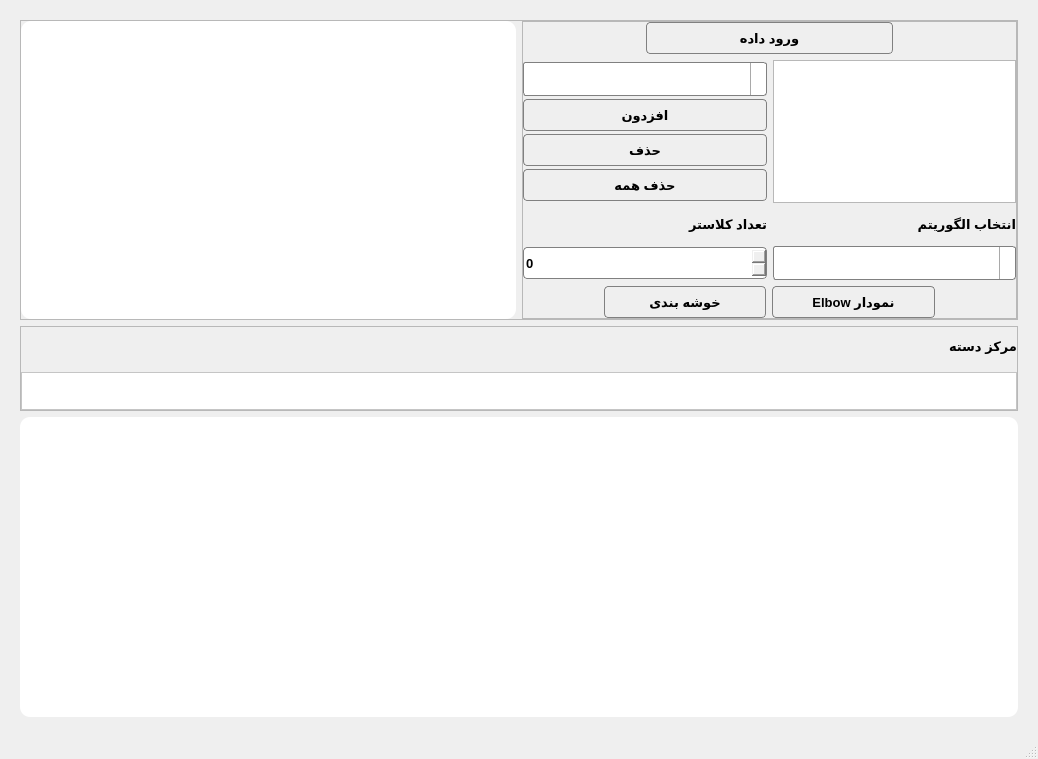
Above: UI/clustring_interface.ui from mahyad55/ghesta_credit_scoring before the change. Below: the same form after it.
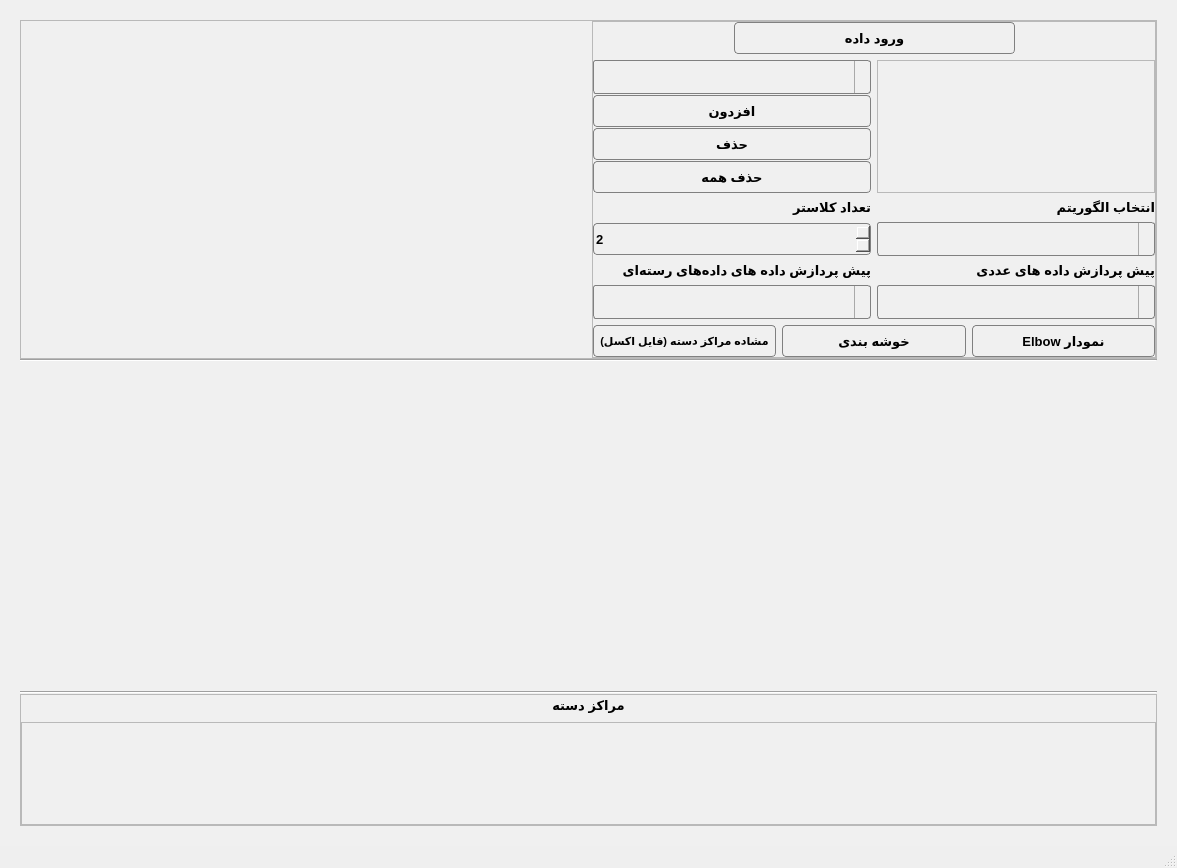
That is the form after the change. Icons and pictures are not drawn.

Diff of the .ui file:
```diff
--- a/UI/clustring_interface.ui
+++ b/UI/clustring_interface.ui
@@ -6,15 +6,21 @@
    <rect>
     <x>0</x>
     <y>0</y>
-    <width>1038</width>
-    <height>759</height>
+    <width>1177</width>
+    <height>868</height>
    </rect>
   </property>
   <property name="windowTitle">
    <string>GhestaClustring</string>
   </property>
   <widget class="QWidget" name="centralwidget">
-   <layout class="QVBoxLayout" name="verticalLayout" stretch="7,2,7">
+   <property name="styleSheet">
+    <string notr="true">background-color: rgb(240, 240, 240);</string>
+   </property>
+   <layout class="QVBoxLayout" name="verticalLayout" stretch="5,0,5,0,2">
+    <property name="spacing">
+     <number>0</number>
+    </property>
     <property name="leftMargin">
      <number>20</number>
     </property>
@@ -28,7 +34,7 @@
      <number>20</number>
     </property>
     <item>
-     <widget class="QFrame" name="frame">
+     <widget class="QFrame" name="parameterelbow_frame">
       <property name="frameShape">
        <enum>QFrame::StyledPanel</enum>
       </property>
@@ -51,7 +57,7 @@
        <item>
         <widget class="QFrame" name="frame_3">
          <property name="styleSheet">
-          <string notr="true">background-color: rgb(255, 255, 255);
+          <string notr="true">background-color: #f0f0f0;
 border-radius: 10px;</string>
          </property>
          <property name="frameShape">
@@ -60,7 +66,10 @@
          <property name="frameShadow">
           <enum>QFrame::Raised</enum>
          </property>
-         <layout class="QHBoxLayout" name="horizontalLayout_4">
+         <layout class="QVBoxLayout" name="verticalLayout_8">
+          <property name="spacing">
+           <number>0</number>
+          </property>
           <property name="leftMargin">
            <number>0</number>
           </property>
@@ -81,6 +90,12 @@
        </item>
        <item>
         <widget class="QFrame" name="frame_2">
+         <property name="maximumSize">
+          <size>
+           <width>600</width>
+           <height>400</height>
+          </size>
+         </property>
          <property name="frameShape">
           <enum>QFrame::StyledPanel</enum>
          </property>
@@ -126,6 +141,9 @@
                   <bold>true</bold>
                  </font>
                 </property>
+                <property name="cursor">
+                 <cursorShape>PointingHandCursor</cursorShape>
+                </property>
                 <property name="styleSheet">
                  <string notr="true">QPushButton {
     border: 1px solid gray;
@@ -241,6 +259,9 @@
                     <bold>true</bold>
                    </font>
                   </property>
+                  <property name="cursor">
+                   <cursorShape>PointingHandCursor</cursorShape>
+                  </property>
                   <property name="styleSheet">
                    <string notr="true">QPushButton {
     border: 1px solid gray;
@@ -278,6 +299,9 @@
                     <bold>true</bold>
                    </font>
                   </property>
+                  <property name="cursor">
+                   <cursorShape>PointingHandCursor</cursorShape>
+                  </property>
                   <property name="styleSheet">
                    <string notr="true">QPushButton {
     border: 1px solid gray;
@@ -315,6 +339,9 @@
                     <bold>true</bold>
                    </font>
                   </property>
+                  <property name="cursor">
+                   <cursorShape>PointingHandCursor</cursorShape>
+                  </property>
                   <property name="styleSheet">
                    <string notr="true">QPushButton {
     border: 1px solid gray;
@@ -352,20 +379,6 @@
             </item>
             <item>
              <layout class="QGridLayout" name="gridLayout">
-              <item row="0" column="0">
-               <widget class="QLabel" name="label_2">
-                <property name="font">
-                 <font>
-                  <pointsize>10</pointsize>
-                  <weight>75</weight>
-                  <bold>true</bold>
-                 </font>
-                </property>
-                <property name="text">
-                 <string>تعداد کلاستر</string>
-                </property>
-               </widget>
-              </item>
               <item row="0" column="1">
                <widget class="QLabel" name="label_3">
                 <property name="font">
@@ -380,8 +393,8 @@
                 </property>
                </widget>
               </item>
-              <item row="1" column="1">
-               <widget class="QComboBox" name="comboBox_cluster_method">
+              <item row="0" column="0">
+               <widget class="QLabel" name="label_2">
                 <property name="font">
                  <font>
                   <pointsize>10</pointsize>
@@ -389,57 +402,8 @@
                   <bold>true</bold>
                  </font>
                 </property>
-                <property name="styleSheet">
-                 <string notr="true">QComboBox {
-    border: 1px solid gray;
-    border-radius: 3px;
-    padding: 1px 18px 1px 3px;
-    min-width: 6em;
-min-height:30px;
-}
-
-QComboBox:editable {
-    background: white;
-}
-
-QComboBox:!editable, QComboBox::drop-down:editable {
-     background: qlineargradient(x1: 0, y1: 0, x2: 0, y2: 1,
-                                 stop: 0 #E1E1E1, stop: 0.4 #DDDDDD,
-                                 stop: 0.5 #D8D8D8, stop: 1.0 #D3D3D3);
-}
-
-/* QComboBox gets the &quot;on&quot; state when the popup is open */
-QComboBox:!editable:on, QComboBox::drop-down:editable:on {
-    background: qlineargradient(x1: 0, y1: 0, x2: 0, y2: 1,
-                                stop: 0 #D3D3D3, stop: 0.4 #D8D8D8,
-                                stop: 0.5 #DDDDDD, stop: 1.0 #E1E1E1);
-}
-
-QComboBox:on { /* shift the text when the popup opens */
-    padding-top: 3px;
-    padding-left: 4px;
-}
-
-QComboBox::drop-down {
-    subcontrol-origin: padding;
-    subcontrol-position: top right;
-    width: 15px;
-
-    border-left-width: 1px;
-    border-left-color: darkgray;
-    border-left-style: solid; /* just a single line */
-    border-top-right-radius: 3px; /* same radius as the QComboBox */
-    border-bottom-right-radius: 3px;
-}
-
-QComboBox::down-arrow {
-    image: url(/usr/share/icons/crystalsvg/16x16/actions/1downarrow.png);
-}
-
-QComboBox::down-arrow:on { /* shift the arrow when popup is open */
-    top: 1px;
-    left: 1px;
-}</string>
+                <property name="text">
+                 <string>تعداد کلاستر</string>
                 </property>
                </widget>
               </item>
@@ -462,27 +426,277 @@
 	min-height:30px;
 }</string>
                 </property>
+                <property name="minimum">
+                 <number>1</number>
+                </property>
+                <property name="value">
+                 <number>2</number>
+                </property>
+               </widget>
+              </item>
+              <item row="1" column="1">
+               <widget class="QComboBox" name="comboBox_cluster_method">
+                <property name="font">
+                 <font>
+                  <pointsize>10</pointsize>
+                  <weight>75</weight>
+                  <bold>true</bold>
+                 </font>
+                </property>
+                <property name="styleSheet">
+                 <string notr="true">QComboBox {
+    border: 1px solid gray;
+    border-radius: 3px;
+    padding: 1px 18px 1px 3px;
+    min-width: 6em;
+min-height:30px;
+}
+
+QComboBox:editable {
+    background: white;
+}
+
+QComboBox:!editable, QComboBox::drop-down:editable {
+     background: qlineargradient(x1: 0, y1: 0, x2: 0, y2: 1,
+                                 stop: 0 #E1E1E1, stop: 0.4 #DDDDDD,
+                                 stop: 0.5 #D8D8D8, stop: 1.0 #D3D3D3);
+}
+
+/* QComboBox gets the &quot;on&quot; state when the popup is open */
+QComboBox:!editable:on, QComboBox::drop-down:editable:on {
+    background: qlineargradient(x1: 0, y1: 0, x2: 0, y2: 1,
+                                stop: 0 #D3D3D3, stop: 0.4 #D8D8D8,
+                                stop: 0.5 #DDDDDD, stop: 1.0 #E1E1E1);
+}
+
+QComboBox:on { /* shift the text when the popup opens */
+    padding-top: 3px;
+    padding-left: 4px;
+}
+
+QComboBox::drop-down {
+    subcontrol-origin: padding;
+    subcontrol-position: top right;
+    width: 15px;
+
+    border-left-width: 1px;
+    border-left-color: darkgray;
+    border-left-style: solid; /* just a single line */
+    border-top-right-radius: 3px; /* same radius as the QComboBox */
+    border-bottom-right-radius: 3px;
+}
+
+QComboBox::down-arrow {
+    image: url(/usr/share/icons/crystalsvg/16x16/actions/1downarrow.png);
+}
+
+QComboBox::down-arrow:on { /* shift the arrow when popup is open */
+    top: 1px;
+    left: 1px;
+}</string>
+                </property>
+               </widget>
+              </item>
+              <item row="3" column="1">
+               <widget class="QComboBox" name="comboBox_numeric">
+                <property name="font">
+                 <font>
+                  <pointsize>10</pointsize>
+                  <weight>75</weight>
+                  <bold>true</bold>
+                 </font>
+                </property>
+                <property name="styleSheet">
+                 <string notr="true">QComboBox {
+    border: 1px solid gray;
+    border-radius: 3px;
+    padding: 1px 18px 1px 3px;
+    min-width: 6em;
+min-height:30px;
+}
+
+QComboBox:editable {
+    background: white;
+}
+
+QComboBox:!editable, QComboBox::drop-down:editable {
+     background: qlineargradient(x1: 0, y1: 0, x2: 0, y2: 1,
+                                 stop: 0 #E1E1E1, stop: 0.4 #DDDDDD,
+                                 stop: 0.5 #D8D8D8, stop: 1.0 #D3D3D3);
+}
+
+/* QComboBox gets the &quot;on&quot; state when the popup is open */
+QComboBox:!editable:on, QComboBox::drop-down:editable:on {
+    background: qlineargradient(x1: 0, y1: 0, x2: 0, y2: 1,
+                                stop: 0 #D3D3D3, stop: 0.4 #D8D8D8,
+                                stop: 0.5 #DDDDDD, stop: 1.0 #E1E1E1);
+}
+
+QComboBox:on { /* shift the text when the popup opens */
+    padding-top: 3px;
+    padding-left: 4px;
+}
+
+QComboBox::drop-down {
+    subcontrol-origin: padding;
+    subcontrol-position: top right;
+    width: 15px;
+
+    border-left-width: 1px;
+    border-left-color: darkgray;
+    border-left-style: solid; /* just a single line */
+    border-top-right-radius: 3px; /* same radius as the QComboBox */
+    border-bottom-right-radius: 3px;
+}
+
+QComboBox::down-arrow {
+    image: url(/usr/share/icons/crystalsvg/16x16/actions/1downarrow.png);
+}
+
+QComboBox::down-arrow:on { /* shift the arrow when popup is open */
+    top: 1px;
+    left: 1px;
+}</string>
+                </property>
+               </widget>
+              </item>
+              <item row="2" column="1">
+               <widget class="QLabel" name="label_4">
+                <property name="font">
+                 <font>
+                  <pointsize>10</pointsize>
+                  <weight>75</weight>
+                  <bold>true</bold>
+                 </font>
+                </property>
+                <property name="text">
+                 <string>پیش پردازش داده های عددی</string>
+                </property>
+               </widget>
+              </item>
+              <item row="2" column="0">
+               <widget class="QLabel" name="label_5">
+                <property name="font">
+                 <font>
+                  <pointsize>10</pointsize>
+                  <weight>75</weight>
+                  <bold>true</bold>
+                 </font>
+                </property>
+                <property name="text">
+                 <string>پیش پردازش داده های داده‌های رسته‌ای</string>
+                </property>
+               </widget>
+              </item>
+              <item row="3" column="0">
+               <widget class="QComboBox" name="comboBox_categorical">
+                <property name="font">
+                 <font>
+                  <pointsize>10</pointsize>
+                  <weight>75</weight>
+                  <bold>true</bold>
+                 </font>
+                </property>
+                <property name="styleSheet">
+                 <string notr="true">QComboBox {
+    border: 1px solid gray;
+    border-radius: 3px;
+    padding: 1px 18px 1px 3px;
+    min-width: 6em;
+min-height:30px;
+}
+
+QComboBox:editable {
+    background: white;
+}
+
+QComboBox:!editable, QComboBox::drop-down:editable {
+     background: qlineargradient(x1: 0, y1: 0, x2: 0, y2: 1,
+                                 stop: 0 #E1E1E1, stop: 0.4 #DDDDDD,
+                                 stop: 0.5 #D8D8D8, stop: 1.0 #D3D3D3);
+}
+
+/* QComboBox gets the &quot;on&quot; state when the popup is open */
+QComboBox:!editable:on, QComboBox::drop-down:editable:on {
+    background: qlineargradient(x1: 0, y1: 0, x2: 0, y2: 1,
+                                stop: 0 #D3D3D3, stop: 0.4 #D8D8D8,
+                                stop: 0.5 #DDDDDD, stop: 1.0 #E1E1E1);
+}
+
+QComboBox:on { /* shift the text when the popup opens */
+    padding-top: 3px;
+    padding-left: 4px;
+}
+
+QComboBox::drop-down {
+    subcontrol-origin: padding;
+    subcontrol-position: top right;
+    width: 15px;
+
+    border-left-width: 1px;
+    border-left-color: darkgray;
+    border-left-style: solid; /* just a single line */
+    border-top-right-radius: 3px; /* same radius as the QComboBox */
+    border-bottom-right-radius: 3px;
+}
+
+QComboBox::down-arrow {
+    image: url(/usr/share/icons/crystalsvg/16x16/actions/1downarrow.png);
+}
+
+QComboBox::down-arrow:on { /* shift the arrow when popup is open */
+    top: 1px;
+    left: 1px;
+}</string>
+                </property>
                </widget>
               </item>
              </layout>
             </item>
             <item>
-             <layout class="QHBoxLayout" name="horizontalLayout_5" stretch="1,2,2,1">
+             <layout class="QHBoxLayout" name="horizontalLayout_5" stretch="2,2,2">
               <item>
-               <spacer name="horizontalSpacer_3">
-                <property name="orientation">
-                 <enum>Qt::Horizontal</enum>
+               <widget class="QPushButton" name="pushButton_export_centers">
+                <property name="font">
+                 <font>
+                  <pointsize>8</pointsize>
+                  <weight>75</weight>
+                  <bold>true</bold>
+                 </font>
                 </property>
-                <property name="sizeHint" stdset="0">
-                 <size>
-                  <width>40</width>
-                  <height>20</height>
-                 </size>
+                <property name="cursor">
+                 <cursorShape>PointingHandCursor</cursorShape>
                 </property>
-               </spacer>
+                <property name="styleSheet">
+                 <string notr="true">QPushButton {
+    border: 1px solid gray;
+    border-radius: 4px;
+    background-color: qlineargradient(x1: 0, y1: 0, x2: 0, y2: 1,
+                                      stop: 0 #f6f7fa, stop: 1 #dadbde);
+    min-width: 80px;
+	min-height:30px;
+}
+
+QPushButton:pressed {
+    background-color: qlineargradient(x1: 0, y1: 0, x2: 0, y2: 1,
+                                      stop: 0 #dadbde, stop: 1 #f6f7fa);
+}
+
+QPushButton:flat {
+    border: none; /* no border for a flat push button */
+}
+
+QPushButton:default {
+    border-color: navy; /* make the default button prominent */
+}</string>
+                </property>
+                <property name="text">
+                 <string>مشاده مراکز دسته (فایل اکسل)</string>
+                </property>
+               </widget>
               </item>
               <item>
-               <widget class="QPushButton" name="pushButton_import_2">
+               <widget class="QPushButton" name="pushButton_clustring">
                 <property name="font">
                  <font>
                   <pointsize>10</pointsize>
@@ -490,6 +704,9 @@
                   <bold>true</bold>
                  </font>
                 </property>
+                <property name="cursor">
+                 <cursorShape>PointingHandCursor</cursorShape>
+                </property>
                 <property name="styleSheet">
                  <string notr="true">QPushButton {
     border: 1px solid gray;
@@ -519,7 +736,7 @@
                </widget>
               </item>
               <item>
-               <widget class="QPushButton" name="pushButton_import_3">
+               <widget class="QPushButton" name="pushButton_Elbow">
                 <property name="font">
                  <font>
                   <pointsize>10</pointsize>
@@ -527,6 +744,9 @@
                   <bold>true</bold>
                  </font>
                 </property>
+                <property name="cursor">
+                 <cursorShape>PointingHandCursor</cursorShape>
+                </property>
                 <property name="styleSheet">
                  <string notr="true">QPushButton {
     border: 1px solid gray;
@@ -555,19 +775,6 @@
                 </property>
                </widget>
               </item>
-              <item>
-               <spacer name="horizontalSpacer_4">
-                <property name="orientation">
-                 <enum>Qt::Horizontal</enum>
-                </property>
-                <property name="sizeHint" stdset="0">
-                 <size>
-                  <width>40</width>
-                  <height>20</height>
-                 </size>
-                </property>
-               </spacer>
-              </item>
              </layout>
             </item>
            </layout>
@@ -579,14 +786,25 @@
      </widget>
     </item>
     <item>
-     <widget class="QFrame" name="frame_4">
+     <widget class="Line" name="line">
+      <property name="orientation">
+       <enum>Qt::Horizontal</enum>
+      </property>
+     </widget>
+    </item>
+    <item>
+     <widget class="QFrame" name="cluster_frame">
+      <property name="styleSheet">
+       <string notr="true">background-color:#f0f0f0;
+border-radius: 10px;</string>
+      </property>
       <property name="frameShape">
        <enum>QFrame::StyledPanel</enum>
       </property>
       <property name="frameShadow">
        <enum>QFrame::Raised</enum>
       </property>
-      <layout class="QVBoxLayout" name="verticalLayout_5" stretch="1,1">
+      <layout class="QHBoxLayout" name="horizontalLayout_4">
        <property name="leftMargin">
         <number>0</number>
        </property>
@@ -600,7 +818,44 @@
         <number>0</number>
        </property>
        <item>
-        <widget class="QLabel" name="label">
+        <layout class="QVBoxLayout" name="verticalLayout_cluster_plot"/>
+       </item>
+       <item>
+        <layout class="QVBoxLayout" name="verticalLayout_cluster_plot_tsne"/>
+       </item>
+      </layout>
+     </widget>
+    </item>
+    <item>
+     <widget class="Line" name="line_2">
+      <property name="orientation">
+       <enum>Qt::Horizontal</enum>
+      </property>
+     </widget>
+    </item>
+    <item>
+     <widget class="QFrame" name="table_frame">
+      <property name="frameShape">
+       <enum>QFrame::StyledPanel</enum>
+      </property>
+      <property name="frameShadow">
+       <enum>QFrame::Raised</enum>
+      </property>
+      <layout class="QVBoxLayout" name="verticalLayout_5" stretch="1,5">
+       <property name="leftMargin">
+        <number>0</number>
+       </property>
+       <property name="topMargin">
+        <number>0</number>
+       </property>
+       <property name="rightMargin">
+        <number>0</number>
+       </property>
+       <property name="bottomMargin">
+        <number>0</number>
+       </property>
+       <item>
+        <widget class="QLabel" name="label_center">
          <property name="font">
           <font>
            <pointsize>10</pointsize>
@@ -609,17 +864,17 @@
           </font>
          </property>
          <property name="text">
-          <string>مرکز دسته</string>
+          <string>مراکز دسته</string>
          </property>
          <property name="alignment">
-          <set>Qt::AlignLeading|Qt::AlignLeft|Qt::AlignVCenter</set>
+          <set>Qt::AlignCenter</set>
          </property>
         </widget>
        </item>
        <item>
         <widget class="QFrame" name="frame_6">
          <property name="styleSheet">
-          <string notr="true">background-color: rgb(255, 255, 255);</string>
+          <string notr="true">background-color:#f0f0f0;</string>
          </property>
          <property name="frameShape">
           <enum>QFrame::StyledPanel</enum>
@@ -641,7 +896,7 @@
            <number>0</number>
           </property>
           <item>
-           <layout class="QVBoxLayout" name="verticalLayout_7"/>
+           <layout class="QVBoxLayout" name="verticalLayout_center_table"/>
           </item>
          </layout>
         </widget>
@@ -649,37 +904,6 @@
       </layout>
      </widget>
     </item>
-    <item>
-     <widget class="QFrame" name="frame_5">
-      <property name="styleSheet">
-       <string notr="true">background-color: rgb(255, 255, 255);
-border-radius: 10px;</string>
-      </property>
-      <property name="frameShape">
-       <enum>QFrame::StyledPanel</enum>
-      </property>
-      <property name="frameShadow">
-       <enum>QFrame::Raised</enum>
-      </property>
-      <layout class="QVBoxLayout" name="verticalLayout_9">
-       <property name="leftMargin">
-        <number>0</number>
-       </property>
-       <property name="topMargin">
-        <number>0</number>
-       </property>
-       <property name="rightMargin">
-        <number>0</number>
-       </property>
-       <property name="bottomMargin">
-        <number>0</number>
-       </property>
-       <item>
-        <layout class="QVBoxLayout" name="verticalLayout_cluster_plot"/>
-       </item>
-      </layout>
-     </widget>
-    </item>
    </layout>
   </widget>
   <widget class="QMenuBar" name="menubar">
@@ -687,7 +911,7 @@
     <rect>
      <x>0</x>
      <y>0</y>
-     <width>1038</width>
+     <width>1177</width>
      <height>21</height>
     </rect>
    </property>
```
